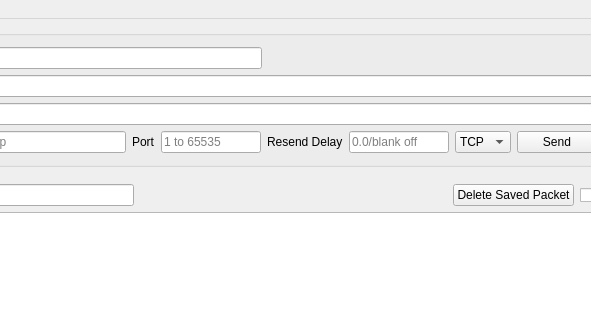
Above: src/mainwindow.ui from dannagle/PacketSender before the change; both pictures show x 201 to 792 and y 0 to 320 of the 909 by 690 pixel window. Below: the same form after it.
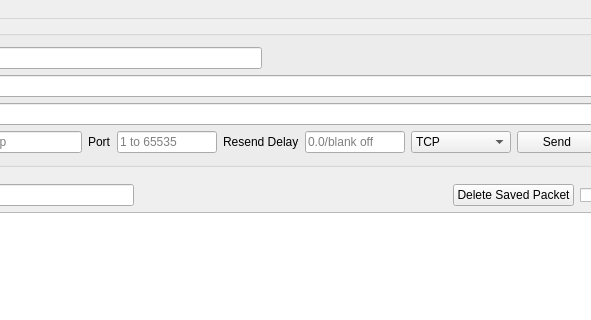
That is the form after the change. Icons and pictures are not drawn.

Commit message: some bind error message cleanup

```diff
--- a/src/mainwindow.ui
+++ b/src/mainwindow.ui
@@ -183,6 +183,18 @@
            </item>
            <item>
             <widget class="QComboBox" name="udptcpComboBox">
+             <property name="sizePolicy">
+              <sizepolicy hsizetype="Preferred" vsizetype="Fixed">
+               <horstretch>0</horstretch>
+               <verstretch>0</verstretch>
+              </sizepolicy>
+             </property>
+             <property name="minimumSize">
+              <size>
+               <width>100</width>
+               <height>20</height>
+              </size>
+             </property>
              <item>
               <property name="text">
                <string>TCP</string>
```
Left out of the diff: 2 changed lines with no effect on the pictures. The commit also changes 1 other file.
